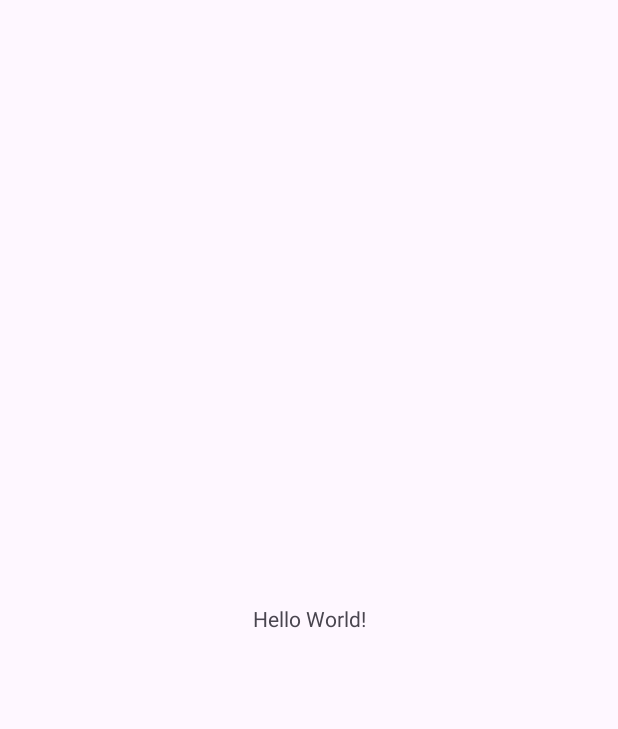
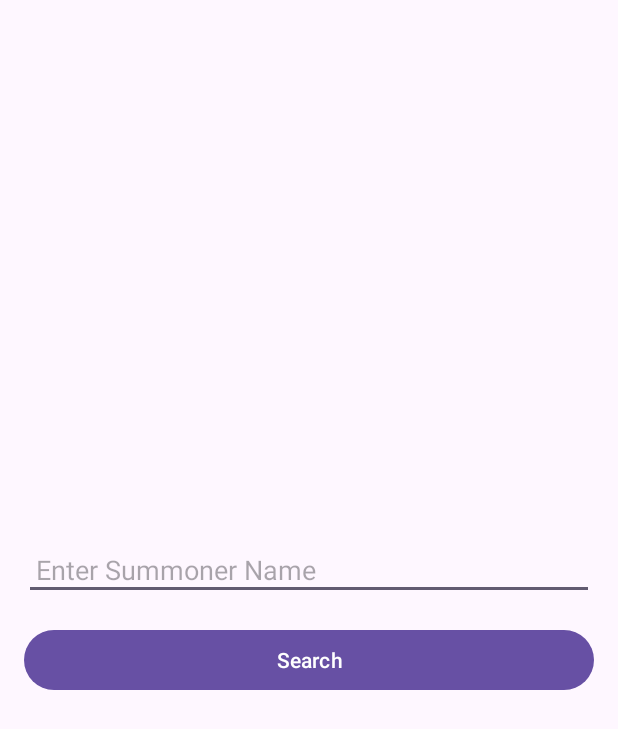
Before and after one commit to ziva2/AI_LOL_Assistant, an Android app: the screen it shows after launch (MainActivity), on a phone screen of 412 x 824 dp. Before the commit the part shown is almost empty. Shown: the top 729 px of the screen. Run offline under Robolectric (Android 15) with nearby library versions, the phone set to English and light mode, and no system bars.

Commit message:
메인 액티비티

```diff
--- /dev/null
+++ b/app/src/main/java/com/example/ai_lol_assistant/App.java
@@ -0,0 +1,4 @@
+package com.example.ai_lol_assistant;
+
+public class App {
+}
--- a/app/src/main/java/com/example/ai_lol_assistant/MainActivity.java
+++ /dev/null
@@ -1,24 +0,0 @@
-package com.example.ai_lol_assistant;
-
-import android.os.Bundle;
-
-import androidx.activity.EdgeToEdge;
-import androidx.appcompat.app.AppCompatActivity;
-import androidx.core.graphics.Insets;
-import androidx.core.view.ViewCompat;
-import androidx.core.view.WindowInsetsCompat;
-
-public class MainActivity extends AppCompatActivity {
-
-    @Override
-    protected void onCreate(Bundle savedInstanceState) {
-        super.onCreate(savedInstanceState);
-        EdgeToEdge.enable(this);
-        setContentView(R.layout.activity_main);
-        ViewCompat.setOnApplyWindowInsetsListener(findViewById(R.id.main), (v, insets) -> {
-            Insets systemBars = insets.getInsets(WindowInsetsCompat.Type.systemBars());
-            v.setPadding(systemBars.left, systemBars.top, systemBars.right, systemBars.bottom);
-            return insets;
-        });
-    }
-}
--- /dev/null
+++ b/app/src/main/java/com/example/ai_lol_assistant/adapter/MatchDataAdapter.java
@@ -0,0 +1,4 @@
+package com.example.ai_lol_assistant.adapter;
+
+public class MatchDataAdapter {
+}
--- /dev/null
+++ b/app/src/main/java/com/example/ai_lol_assistant/model/Match.java
@@ -0,0 +1,4 @@
+package com.example.ai_lol_assistant.model;
+
+public class Match {
+}
--- /dev/null
+++ b/app/src/main/java/com/example/ai_lol_assistant/model/Summoner.java
@@ -0,0 +1,4 @@
+package com.example.ai_lol_assistant.model;
+
+public class Summoner {
+}
--- /dev/null
+++ b/app/src/main/java/com/example/ai_lol_assistant/ui/MainActivity.java
@@ -0,0 +1,45 @@
+package com.example.ai_lol_assistant.ui;
+
+import android.content.Intent;
+import android.os.Bundle;
+import android.view.View;
+import android.widget.Button;
+import android.widget.EditText;
+import android.widget.Toast;
+
+import androidx.appcompat.app.AppCompatActivity;
+
+import com.example.ai_lol_assistant.R;
+
+public class MainActivity extends AppCompatActivity {
+    private EditText etSummonerName;
+    private Button btnSearch;
+
+    @Override
+    protected void onCreate(Bundle savedInstanceState) {
+        super.onCreate(savedInstanceState);
+        setContentView(R.layout.activity_main);
+
+        // UI 요소 초기화
+        etSummonerName = findViewById(R.id.etSummonerName);
+        btnSearch = findViewById(R.id.btnSearch);
+
+        // 검색 버튼 클릭 리스너
+        btnSearch.setOnClickListener(new View.OnClickListener() {
+            @Override
+            public void onClick(View view) {
+                String summonerName = etSummonerName.getText().toString().trim();
+
+                if (!summonerName.isEmpty()) {
+                    // 소환사 이름을 ResultActivity로 전달
+                    Intent intent = new Intent(MainActivity.this, ResultActivity.class);
+                    intent.putExtra("summonerName", summonerName);
+                    startActivity(intent);
+                } else {
+                    // 입력이 비어 있을 경우 경고 메시지
+                    Toast.makeText(MainActivity.this, "Please enter a summoner name", Toast.LENGTH_SHORT).show();
+                }
+            }
+        });
+    }
+}
--- /dev/null
+++ b/app/src/main/java/com/example/ai_lol_assistant/ui/RecommendationActivity.java
@@ -0,0 +1,4 @@
+package com.example.ai_lol_assistant.ui;
+
+public class RecommendationActivity {
+}
--- /dev/null
+++ b/app/src/main/java/com/example/ai_lol_assistant/util/ChartHelper.java
@@ -0,0 +1,4 @@
+package com.example.ai_lol_assistant.util;
+
+public class ChartHelper {
+}
--- /dev/null
+++ b/app/src/main/java/com/example/ai_lol_assistant/util/DataManager.java
@@ -0,0 +1,4 @@
+package com.example.ai_lol_assistant.util;
+
+public class DataManager {
+}
--- a/app/src/main/res/layout/activity_main.xml
+++ b/app/src/main/res/layout/activity_main.xml
@@ -1,19 +1,26 @@
 <?xml version="1.0" encoding="utf-8"?>
-<androidx.constraintlayout.widget.ConstraintLayout xmlns:android="http://schemas.android.com/apk/res/android"
-    xmlns:app="http://schemas.android.com/apk/res-auto"
-    xmlns:tools="http://schemas.android.com/tools"
-    android:id="@+id/main"
+<LinearLayout
+    xmlns:android="http://schemas.android.com/apk/res/android"
     android:layout_width="match_parent"
     android:layout_height="match_parent"
-    tools:context=".MainActivity">
+    android:orientation="vertical"
+    android:padding="16dp"
+    android:gravity="center">
 
-    <TextView
-        android:layout_width="wrap_content"
+    <!-- 사용자 이름 입력 -->
+    <EditText
+        android:id="@+id/etSummonerName"
+        android:layout_width="match_parent"
         android:layout_height="wrap_content"
-        android:text="Hello World!"
-        app:layout_constraintBottom_toBottomOf="parent"
-        app:layout_constraintEnd_toEndOf="parent"
-        app:layout_constraintStart_toStartOf="parent"
-        app:layout_constraintTop_toTopOf="parent" />
+        android:hint="Enter Summoner Name"
+        android:padding="8dp"
+        android:inputType="text"
+        android:layout_marginBottom="16dp" />
 
-</androidx.constraintlayout.widget.ConstraintLayout>
+    <!-- 검색 버튼 -->
+    <Button
+        android:id="@+id/btnSearch"
+        android:layout_width="match_parent"
+        android:layout_height="wrap_content"
+        android:text="Search" />
+</LinearLayout>
--- /dev/null
+++ b/app/src/main/res/layout/activity_recommendation.xml
@@ -0,0 +1,6 @@
+<?xml version="1.0" encoding="utf-8"?>
+<androidx.constraintlayout.widget.ConstraintLayout xmlns:android="http://schemas.android.com/apk/res/android"
+    android:layout_width="match_parent"
+    android:layout_height="match_parent">
+
+</androidx.constraintlayout.widget.ConstraintLayout>
```
Also changed, not shown: app/src/main/AndroidManifest.xml (+8 -2 lines), app/src/main/java/com/example/ai_lol_assistant/ui/ResultActivity.java (added, +25 -0 lines), app/src/main/res/layout/activity_result.xml (added, +17 -0 lines).
